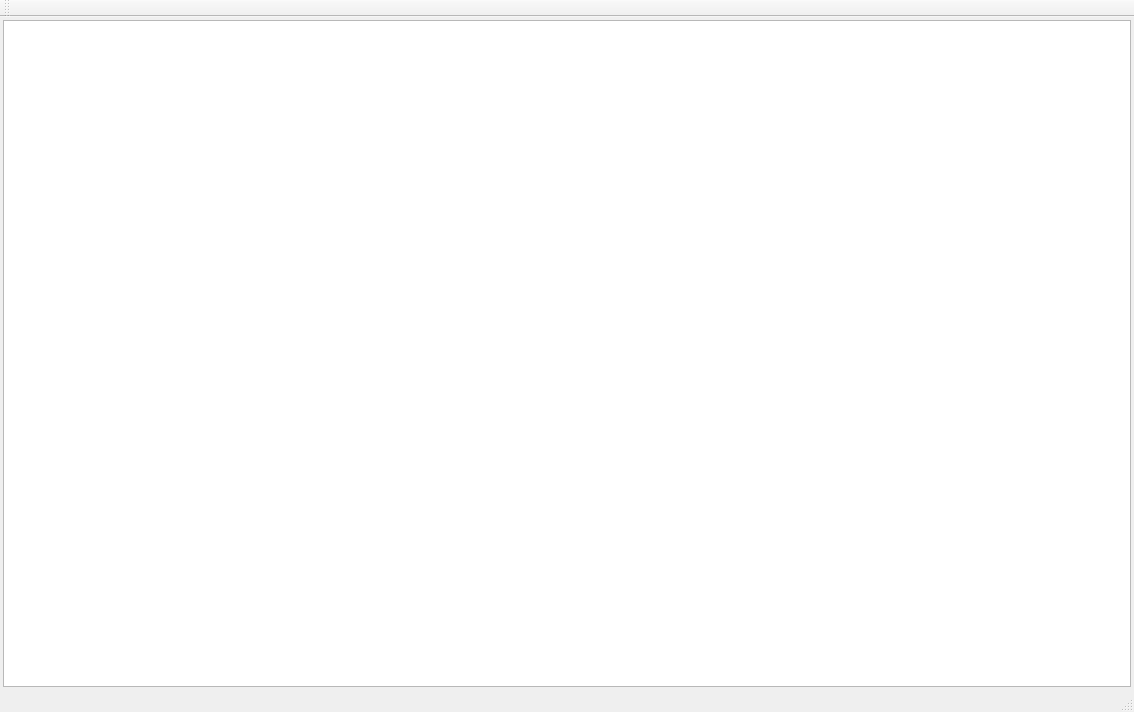
Old version of the form src/markdownview.ui in the repository yxxbc/notepadfast.
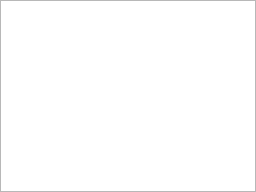
New version of the form.

Commit message: 菜单重排 + 描述修正 + Markdown 侧边预览

Diff of the .ui file:
```diff
--- a/src/markdownview.ui
+++ b/src/markdownview.ui
@@ -1,34 +1,22 @@
 <?xml version="1.0" encoding="UTF-8"?>
 <ui version="4.0">
  <class>MarkdownViewClass</class>
- <widget class="QMainWindow" name="MarkdownViewClass">
-  <property name="geometry">
-   <rect>
-    <x>0</x>
-    <y>0</y>
-    <width>1134</width>
-    <height>712</height>
-   </rect>
-  </property>
-  <property name="windowTitle">
-   <string>MarkdownView</string>
-  </property>
-  <widget class="QWidget" name="centralWidget">
+ <widget class="QWidget" name="MarkdownViewClass">
    <layout class="QVBoxLayout" name="verticalLayout">
     <property name="spacing">
-     <number>3</number>
+    <number>0</number>
     </property>
     <property name="leftMargin">
-     <number>3</number>
+    <number>0</number>
     </property>
     <property name="topMargin">
-     <number>3</number>
+    <number>0</number>
     </property>
     <property name="rightMargin">
-     <number>3</number>
+    <number>0</number>
     </property>
     <property name="bottomMargin">
-     <number>3</number>
+    <number>0</number>
     </property>
     <item>
      <widget class="QTextEdit" name="textEdit">
@@ -39,27 +27,6 @@
     </item>
    </layout>
   </widget>
-  <widget class="QMenuBar" name="menuBar">
-   <property name="geometry">
-    <rect>
-     <x>0</x>
-     <y>0</y>
-     <width>1134</width>
-     <height>23</height>
-    </rect>
-   </property>
-  </widget>
-  <widget class="QToolBar" name="mainToolBar">
-   <attribute name="toolBarArea">
-    <enum>TopToolBarArea</enum>
-   </attribute>
-   <attribute name="toolBarBreak">
-    <bool>false</bool>
-   </attribute>
-  </widget>
-  <widget class="QStatusBar" name="statusBar"/>
- </widget>
- <layoutdefault spacing="6" margin="11"/>
  <resources/>
  <connections/>
 </ui>
```
Lines whose indentation alone changed are shown as unchanged. The commit also changes 9 other files.
